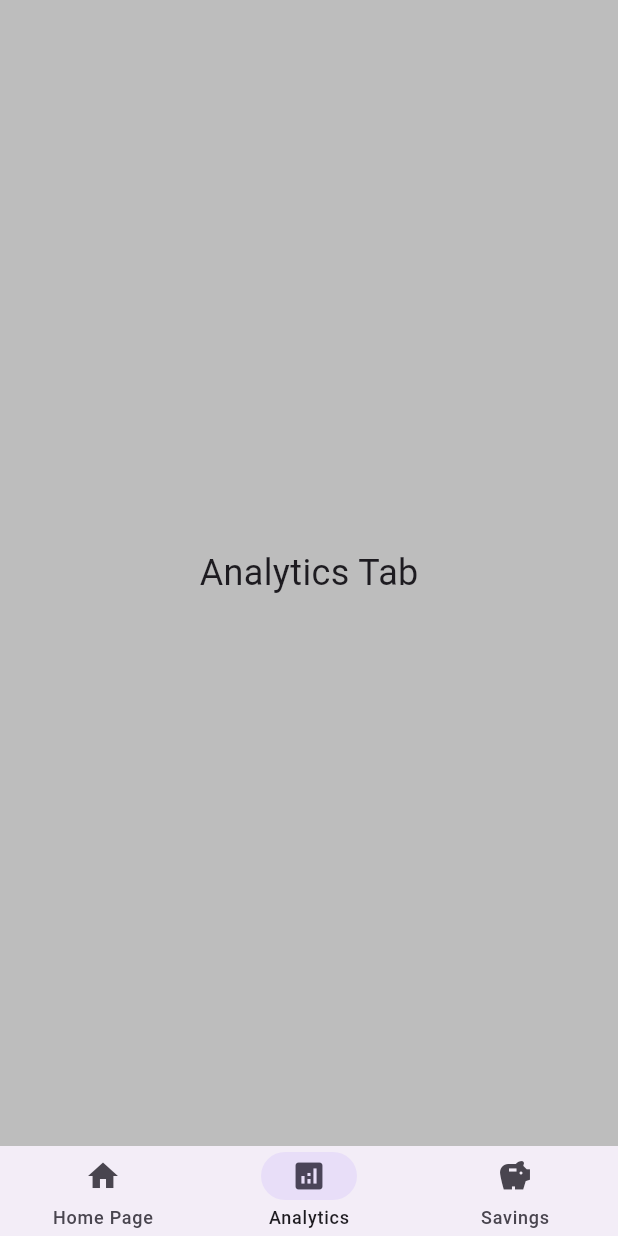
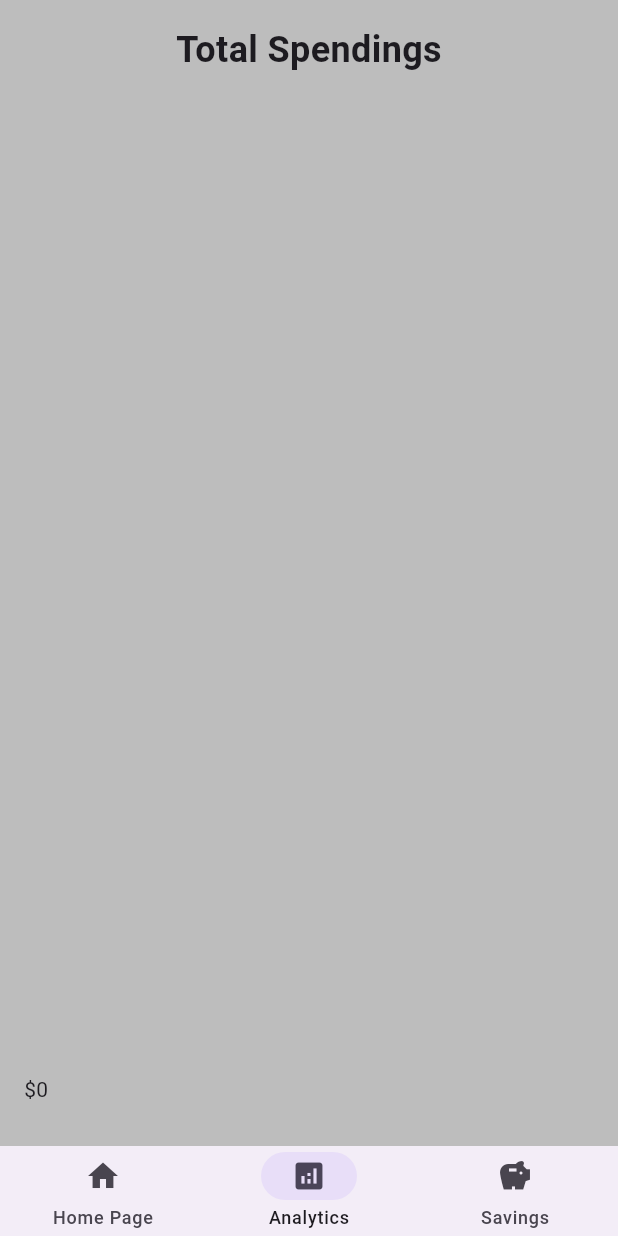
Before and after one commit to NyimaG/Finance_App, a Flutter app: the screen it shows after launch, item 2 of the bottom bar chosen, on a phone screen of 412 x 824 dp. Run offline on Flutter 3.47's test engine with Material 3 defaults, Android fonts, the phone set to English and light mode, and no system bars; drawn by our look-alikes of fl_chart.

Commit message:
added graphs for analytics

```diff
--- /dev/null
+++ b/lib/analytics.dart
@@ -0,0 +1,88 @@
+import 'package:flutter/material.dart';
+import 'package:fl_chart/fl_chart.dart';
+import 'expense.dart';
+
+class AnalyticsPage extends StatelessWidget {
+  final List<Expense> expenses;
+
+  AnalyticsPage({required this.expenses});
+
+  @override
+  Widget build(BuildContext context) {
+    Map<String, double> categoryTotals = {};
+    for (var expense in expenses) {
+      categoryTotals[expense.category] =
+          (categoryTotals[expense.category] ?? 0) +
+              double.parse(expense.amount);
+    }
+
+    return Scaffold(
+      body: Padding(
+        padding: const EdgeInsets.all(16.0),
+        child: Column(
+          children: [
+            Text(
+              'Total Spendings',
+              style: TextStyle(fontSize: 24, fontWeight: FontWeight.bold),
+            ),
+            SizedBox(height: 20),
+            Expanded(
+              child: BarChart(
+                BarChartData(
+                  alignment: BarChartAlignment.spaceAround,
+                  barGroups: categoryTotals.entries.map((entry) {
+                    return BarChartGroupData(
+                      x: categoryTotals.keys.toList().indexOf(entry.key),
+                      barRods: [
+                        BarChartRodData(
+                          toY: entry.value,
+                          color: Colors.blue,
+                          width: 15,
+                        ),
+                      ],
+                      showingTooltipIndicators: [0],
+                    );
+                  }).toList(),
+                  titlesData: FlTitlesData(
+                    bottomTitles: AxisTitles(
+                      sideTitles: SideTitles(
+                        showTitles: true,
+                        getTitlesWidget: (index, _) {
+                          final category =
+                              categoryTotals.keys.elementAt(index.toInt());
+                          return Text(category, style: TextStyle(fontSize: 12));
+                        },
+                      ),
+                    ),
+                    rightTitles: AxisTitles(
+                      sideTitles: SideTitles(
+                        showTitles: false,
+                      ),
+                    ),
+                    topTitles: AxisTitles(
+                      sideTitles: SideTitles(
+                        showTitles: false,
+                      ),
+                    ),
+                    leftTitles: AxisTitles(
+                      sideTitles: SideTitles(
+                        showTitles: true,
+                        reservedSize: 40,
+                        interval: 50,
+                        getTitlesWidget: (value, _) {
+                          return Text('\$${value.toStringAsFixed(0)}');
+                        },
+                      ),
+                    ),
+                  ),
+                  gridData: FlGridData(show: false),
+                  borderData: FlBorderData(show: false),
+                ),
+              ),
+            ),
+          ],
+        ),
+      ),
+    );
+  }
+}
--- a/lib/main.dart
+++ b/lib/main.dart
@@ -4,8 +4,8 @@ import 'package:flutter/material.dart';
 import 'package:project1/savings.dart';
 import 'addExpenses.dart';
 //import 'savingclass.dart';
-import 'addExpenses.dart';
 import 'expense.dart';
+import 'analytics.dart';
 
 void main() => runApp(MyApp());
 
@@ -65,7 +65,7 @@ class _MyHomePageState extends State<HomePage> {
               index: _selectedIndex,
               children: <Widget>[
                 _buildHomeContent(),
-                _buildAnalyticsContent(),
+                AnalyticsPage(expenses: expenses),
                 SavingsApp(),
                 //_buildSavingsContent(),
               ],
@@ -185,13 +185,4 @@ class _MyHomePageState extends State<HomePage> {
       ),
     );
   }
-
-  Widget _buildSavingsContent() {
-    return Center(
-      child: Text(
-        'Savings Tab',
-        style: TextStyle(fontSize: 24),
-      ),
-    );
-  }
 }
--- a/pubspec.yaml
+++ b/pubspec.yaml
@@ -35,6 +35,7 @@ dependencies:
   # The following adds the Cupertino Icons font to your application.
   # Use with the CupertinoIcons class for iOS style icons.
   cupertino_icons: ^1.0.8
+  fl_chart: ^0.69.0
 
 dev_dependencies:
   flutter_test:
```
Also changed, not shown: pubspec.lock.
